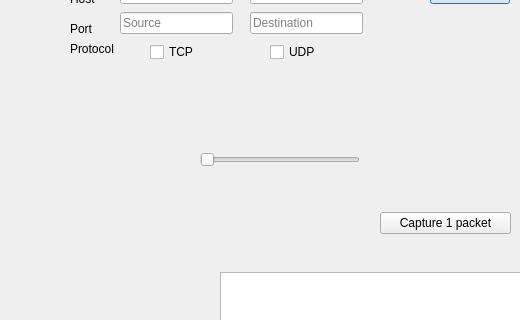
AONunan/FinalYearProject, file packetcapturewindow.ui: the form before one commit; both pictures show x 0 to 520 and y 88 to 408 of the 868 by 620 pixel window.
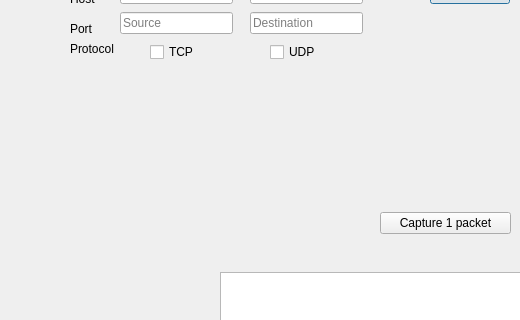
The form after the commit.

Commit message: Added functions and private variables to PacketCaptureWindow

What changed in the file:
```diff
--- a/packetcapturewindow.ui
+++ b/packetcapturewindow.ui
@@ -143,19 +143,6 @@
     <string>Test</string>
    </property>
   </widget>
-  <widget class="QSlider" name="horizontalSlider">
-   <property name="geometry">
-    <rect>
-     <x>200</x>
-     <y>240</y>
-     <width>160</width>
-     <height>16</height>
-    </rect>
-   </property>
-   <property name="orientation">
-    <enum>Qt::Horizontal</enum>
-   </property>
-  </widget>
   <widget class="QPushButton" name="button_capture_stream">
    <property name="geometry">
     <rect>
```
The commit also changes 2 other files.
